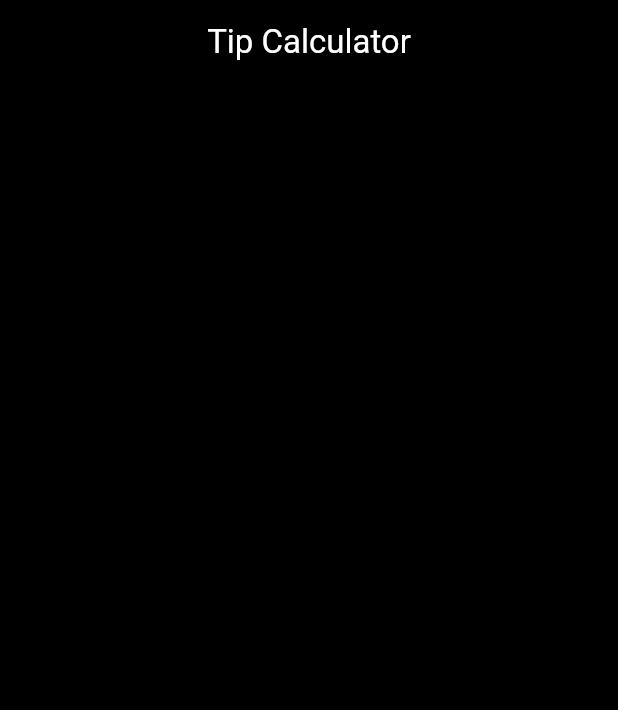
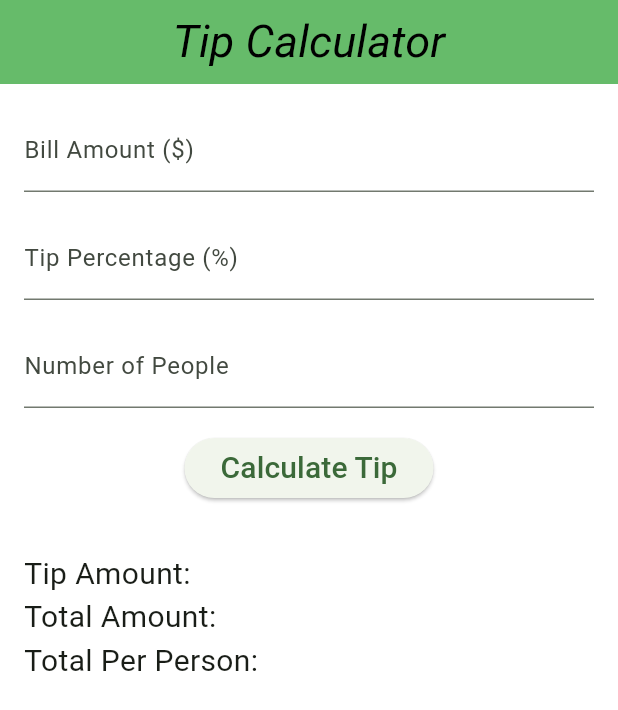
Before and after one commit to SanduSenarathne/Tip_Calculator, a Flutter app: the screen it shows after launch, on a phone screen of 412 x 824 dp. Shown: the top 710 px of the screen. Run offline on Flutter 3.47's test engine with Material 2 defaults, Android fonts, the phone set to English and light mode, and no system bars.

Commit message:
design the UI

```diff
--- a/lib/View/HomePage.dart
+++ b/lib/View/HomePage.dart
@@ -8,16 +8,79 @@ class HomePage extends StatelessWidget {
     return Scaffold(
       appBar: AppBar(
         centerTitle: true,
-        backgroundColor: Colors.black,
+        backgroundColor: Colors.green[400],
         title: const Text(
           'Tip Calculator',
           style: TextStyle(
-            color: Colors.white,
+            color: Colors.black,
+            fontStyle: FontStyle.italic,
+            fontSize: 30,
           ),
         ),
       ),
       body: Container(
-        color: Colors.black,
+        color: Colors.white,
+        padding: const EdgeInsets.all(16.0),
+        child: Column(
+          crossAxisAlignment: CrossAxisAlignment.start,
+          children: [
+            TextField(
+              decoration: InputDecoration(labelText: 'Bill Amount (\$)'),
+              keyboardType: TextInputType.numberWithOptions(decimal: true),
+            ),
+            SizedBox(height: 16.0),
+            TextField(
+              decoration: InputDecoration(labelText: 'Tip Percentage (%)'),
+              keyboardType: TextInputType.number,
+            ),
+            SizedBox(height: 16.0),
+            TextField(
+              decoration: InputDecoration(labelText: 'Number of People'),
+              keyboardType: TextInputType.number,
+            ),
+            SizedBox(height: 16.0),
+            Center(
+              child: ElevatedButton(
+                onPressed: () {},
+                child: Text(
+                  'Calculate Tip',
+                  style: TextStyle(
+                    fontSize: 20,
+                  ),
+                ),
+              ),
+            ),
+            SizedBox(height: 32.0),
+            Center(
+              child: Container(
+                alignment: Alignment.centerLeft,
+                child: Column(
+                  crossAxisAlignment: CrossAxisAlignment.start,
+                  children: [
+                    Text(
+                      'Tip Amount:',
+                      style: TextStyle(
+                        fontSize: 20,
+                      ),
+                    ),
+                    Text(
+                      'Total Amount:',
+                      style: TextStyle(
+                        fontSize: 20,
+                      ),
+                    ),
+                    Text(
+                      'Total Per Person:',
+                      style: TextStyle(
+                        fontSize: 20,
+                      ),
+                    ),
+                  ],
+                ),
+              ),
+            ),
+          ],
+        ),
       ),
     );
   }
--- a/lib/main.dart
+++ b/lib/main.dart
@@ -14,7 +14,7 @@ class MyApp extends StatelessWidget {
     return MaterialApp(
       title: 'Tip Calculator',
       theme: ThemeData(
-        colorScheme: ColorScheme.fromSeed(seedColor: Colors.deepPurple),
+        colorScheme: ColorScheme.fromSeed(seedColor: Colors.green),
         useMaterial3: true,
       ),
       home: HomePage(),
```
